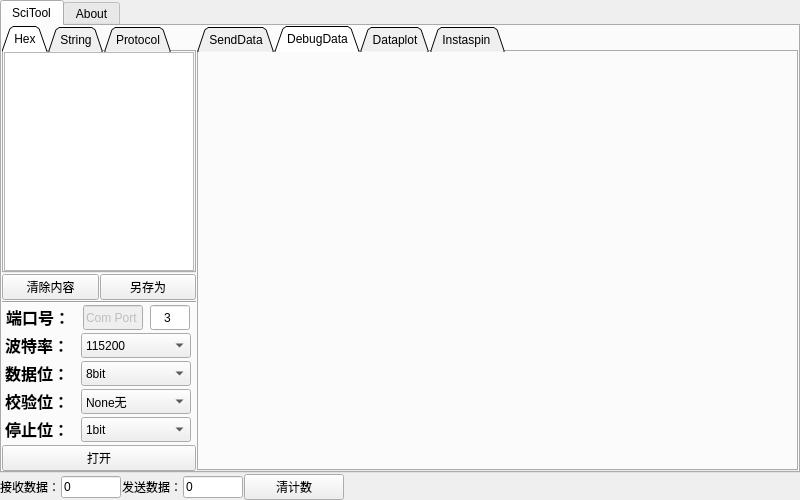
Qt form sci_tool.ui (wuliaodew/sci_tool) before a commit.
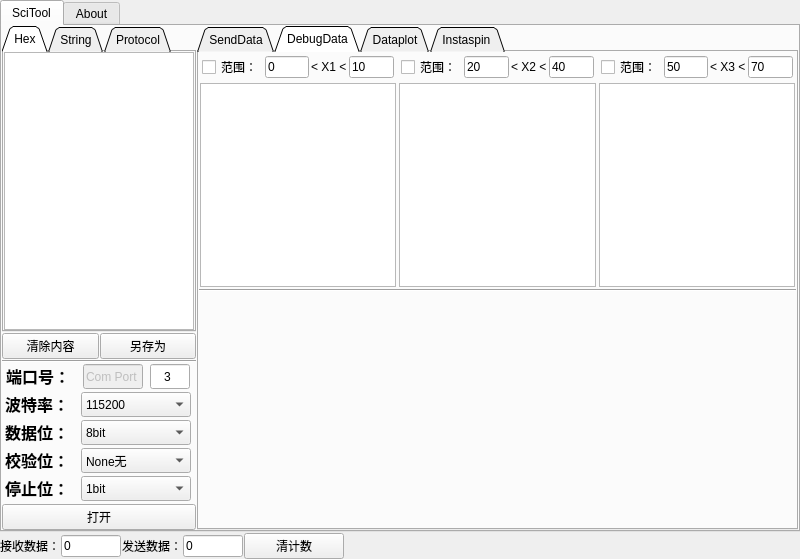
The same form after that commit. The open tabs and pages were chosen to show the change.

Commit message: 增加DebugData界面，里面可以实现数据的区分，以及1个图像显示

```diff
--- a/sci_tool.ui
+++ b/sci_tool.ui
@@ -7,7 +7,7 @@
     <x>0</x>
     <y>0</y>
     <width>800</width>
-    <height>500</height>
+    <height>559</height>
    </rect>
   </property>
   <property name="sizePolicy">
@@ -901,6 +901,9 @@
         </item>
         <item>
          <widget class="QTabWidget" name="debugtab">
+          <property name="enabled">
+           <bool>true</bool>
+          </property>
           <property name="tabShape">
            <enum>QTabWidget::Triangular</enum>
           </property>
@@ -1261,6 +1264,226 @@
            <attribute name="title">
             <string>DebugData</string>
            </attribute>
+           <layout class="QVBoxLayout" name="verticalLayout_12" stretch="1,1,1">
+            <property name="spacing">
+             <number>1</number>
+            </property>
+            <property name="margin">
+             <number>0</number>
+            </property>
+            <item>
+             <layout class="QHBoxLayout" name="horizontalLayout_18" stretch="1,1,1">
+              <property name="spacing">
+               <number>1</number>
+              </property>
+              <property name="margin">
+               <number>0</number>
+              </property>
+              <item>
+               <layout class="QVBoxLayout" name="verticalLayout_13" stretch="0,0">
+                <property name="spacing">
+                 <number>2</number>
+                </property>
+                <property name="margin">
+                 <number>1</number>
+                </property>
+                <item>
+                 <layout class="QHBoxLayout" name="horizontalLayout_20" stretch="0,0,0,0">
+                  <property name="margin">
+                   <number>2</number>
+                  </property>
+                  <item>
+                   <widget class="QCheckBox" name="checkBox_2">
+                    <property name="text">
+                     <string>范围：</string>
+                    </property>
+                   </widget>
+                  </item>
+                  <item>
+                   <widget class="QLineEdit" name="lineEdit_2">
+                    <property name="inputMask">
+                     <string>9999; </string>
+                    </property>
+                    <property name="text">
+                     <string>0</string>
+                    </property>
+                   </widget>
+                  </item>
+                  <item>
+                   <widget class="QLabel" name="label_12">
+                    <property name="text">
+                     <string>&lt; X1 &lt;</string>
+                    </property>
+                   </widget>
+                  </item>
+                  <item>
+                   <widget class="QLineEdit" name="lineEdit_3">
+                    <property name="inputMask">
+                     <string>9999; </string>
+                    </property>
+                    <property name="text">
+                     <string>10</string>
+                    </property>
+                   </widget>
+                  </item>
+                 </layout>
+                </item>
+                <item>
+                 <widget class="QPlainTextEdit" name="plainTextEdit">
+                  <property name="font">
+                   <font>
+                    <family>Consolas</family>
+                    <pointsize>11</pointsize>
+                   </font>
+                  </property>
+                  <property name="readOnly">
+                   <bool>true</bool>
+                  </property>
+                 </widget>
+                </item>
+               </layout>
+              </item>
+              <item>
+               <layout class="QVBoxLayout" name="verticalLayout_14" stretch="0,0">
+                <property name="spacing">
+                 <number>2</number>
+                </property>
+                <property name="margin">
+                 <number>1</number>
+                </property>
+                <item>
+                 <layout class="QHBoxLayout" name="horizontalLayout_21">
+                  <property name="margin">
+                   <number>2</number>
+                  </property>
+                  <item>
+                   <widget class="QCheckBox" name="checkBox_3">
+                    <property name="text">
+                     <string>范围：</string>
+                    </property>
+                   </widget>
+                  </item>
+                  <item>
+                   <widget class="QLineEdit" name="lineEdit_4">
+                    <property name="inputMask">
+                     <string>9999; </string>
+                    </property>
+                    <property name="text">
+                     <string>20</string>
+                    </property>
+                   </widget>
+                  </item>
+                  <item>
+                   <widget class="QLabel" name="label_13">
+                    <property name="text">
+                     <string>&lt; X2 &lt;</string>
+                    </property>
+                   </widget>
+                  </item>
+                  <item>
+                   <widget class="QLineEdit" name="lineEdit_5">
+                    <property name="inputMask">
+                     <string>9999; </string>
+                    </property>
+                    <property name="text">
+                     <string>40</string>
+                    </property>
+                   </widget>
+                  </item>
+                 </layout>
+                </item>
+                <item>
+                 <widget class="QPlainTextEdit" name="plainTextEdit_2">
+                  <property name="font">
+                   <font>
+                    <family>Consolas</family>
+                    <pointsize>11</pointsize>
+                   </font>
+                  </property>
+                  <property name="readOnly">
+                   <bool>true</bool>
+                  </property>
+                 </widget>
+                </item>
+               </layout>
+              </item>
+              <item>
+               <layout class="QVBoxLayout" name="verticalLayout_15" stretch="0,0">
+                <property name="spacing">
+                 <number>2</number>
+                </property>
+                <property name="margin">
+                 <number>1</number>
+                </property>
+                <item>
+                 <layout class="QHBoxLayout" name="horizontalLayout_22">
+                  <property name="margin">
+                   <number>2</number>
+                  </property>
+                  <item>
+                   <widget class="QCheckBox" name="checkBox_4">
+                    <property name="text">
+                     <string>范围：</string>
+                    </property>
+                   </widget>
+                  </item>
+                  <item>
+                   <widget class="QLineEdit" name="lineEdit_6">
+                    <property name="inputMask">
+                     <string>9999; </string>
+                    </property>
+                    <property name="text">
+                     <string>50</string>
+                    </property>
+                   </widget>
+                  </item>
+                  <item>
+                   <widget class="QLabel" name="label_14">
+                    <property name="text">
+                     <string>&lt; X3 &lt;</string>
+                    </property>
+                   </widget>
+                  </item>
+                  <item>
+                   <widget class="QLineEdit" name="lineEdit_7">
+                    <property name="inputMask">
+                     <string>9999; </string>
+                    </property>
+                    <property name="text">
+                     <string>70</string>
+                    </property>
+                   </widget>
+                  </item>
+                 </layout>
+                </item>
+                <item>
+                 <widget class="QPlainTextEdit" name="plainTextEdit_3">
+                  <property name="font">
+                   <font>
+                    <family>Consolas</family>
+                    <pointsize>11</pointsize>
+                   </font>
+                  </property>
+                  <property name="readOnly">
+                   <bool>true</bool>
+                  </property>
+                 </widget>
+                </item>
+               </layout>
+              </item>
+             </layout>
+            </item>
+            <item>
+             <widget class="Line" name="line_7">
+              <property name="orientation">
+               <enum>Qt::Horizontal</enum>
+              </property>
+             </widget>
+            </item>
+            <item>
+             <layout class="QHBoxLayout" name="horizontalLayout_19"/>
+            </item>
+           </layout>
           </widget>
           <widget class="QWidget" name="matplottab">
            <attribute name="title">
```
Left out of the diff: 11 changed lines with no effect on the pictures. The commit also changes 2 other files.
